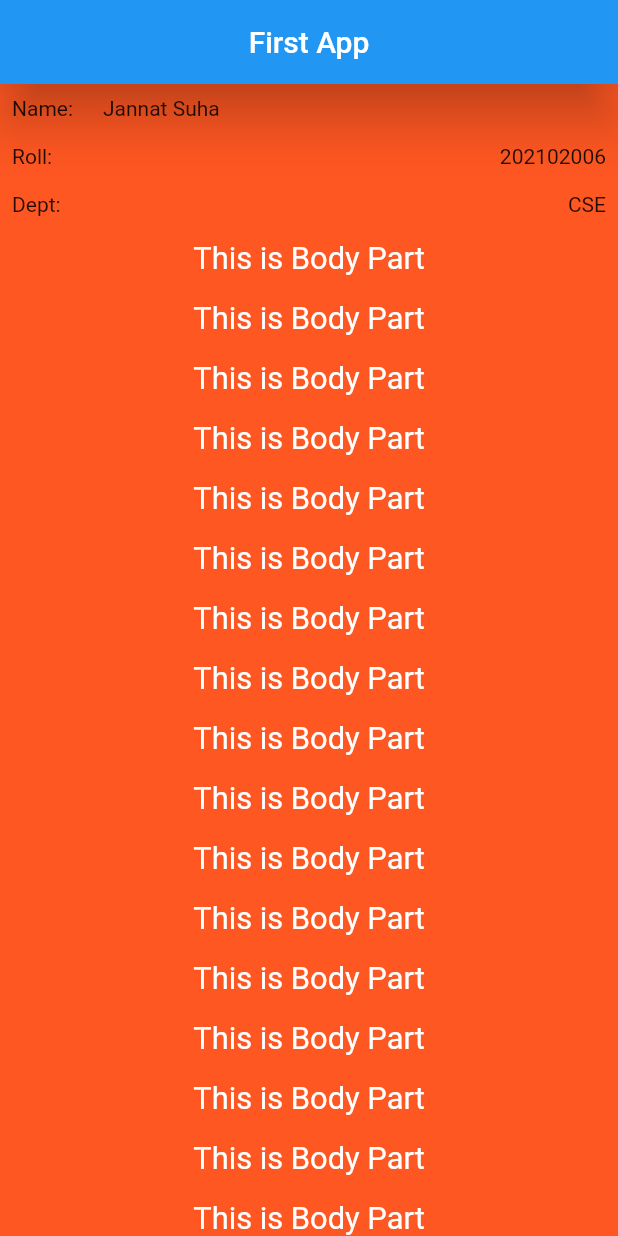
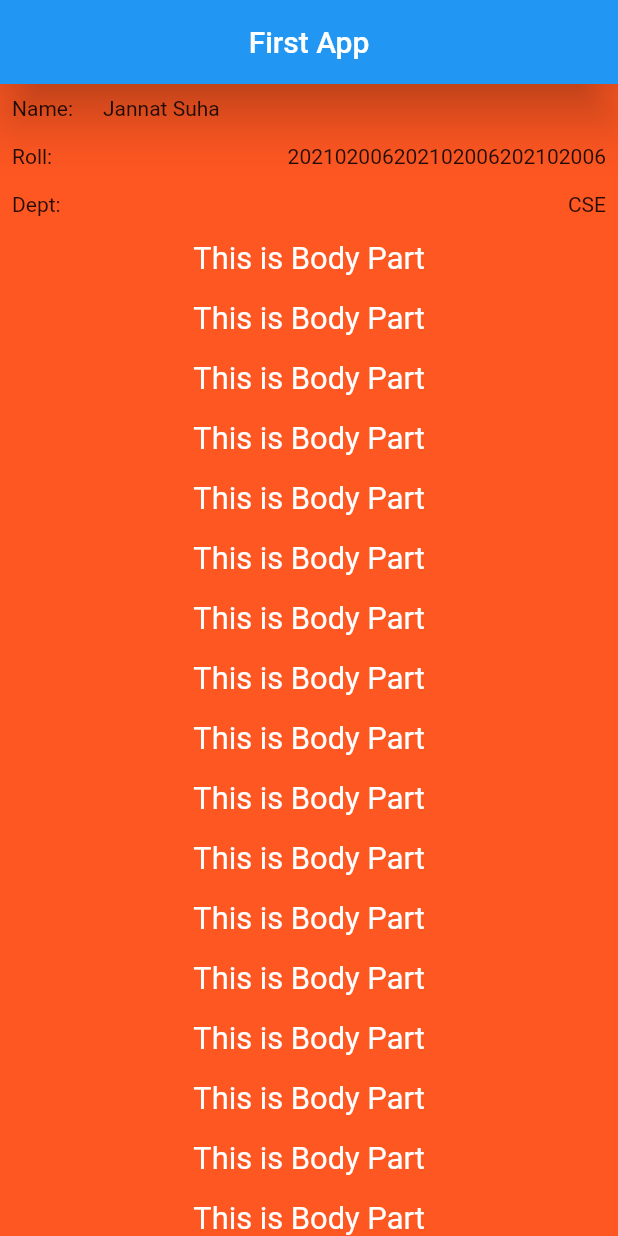
Before and after one commit to jannatsuha/flutter-batch-20, a Flutter app: the screen it shows after launch, on a phone screen of 412 x 824 dp. Run offline on Flutter 3.47's test engine with Material 2 defaults, Android fonts, the phone set to English and light mode, and no system bars.

Commit message:
second commit

```diff
--- a/lib/demo.dart
+++ b/lib/demo.dart
@@ -1,3 +1,4 @@
 class Demo{
   int? num;
+  int? id;
 }
--- a/lib/main.dart
+++ b/lib/main.dart
@@ -61,6 +61,8 @@ class _MyHomePageState extends State<MyHomePage> {
                   [
                     Text("Roll:"),
                     Spacer(),
+                    Text("202102006"),
+                    Text("202102006"),
                     Text("202102006"),
                   ],
                 ),
```
